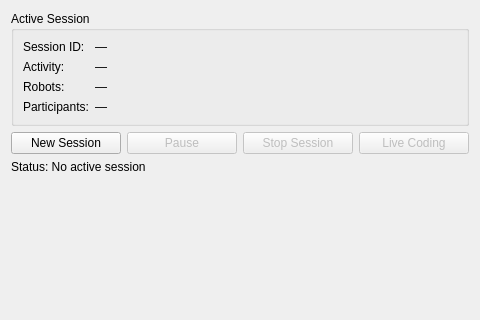
Above: src/gui/ui/session_panel.ui from techandpeople/SoftEdIBO before the change. Below: the same form after it.
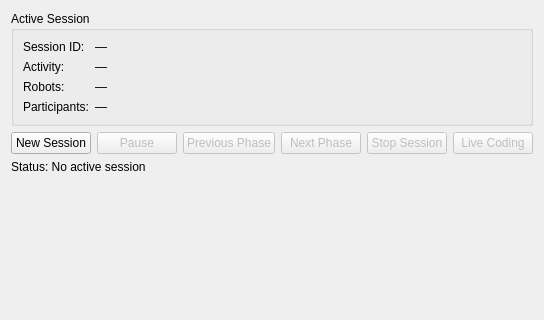
That is the form after the change.

What changed in the file:
```diff
--- a/src/gui/ui/session_panel.ui
+++ b/src/gui/ui/session_panel.ui
@@ -69,6 +69,20 @@
        <property name="enabled"><bool>false</bool></property>
       </widget>
      </item>
+     <item>
+      <widget class="QPushButton" name="prev_phase_btn">
+       <property name="whatsThis"><string>Rewind the running behaviour to its previous phase (e.g. phase 2 → phase 1). Only available for scripted study behaviours that have phases; disabled while on the first phase.</string></property>
+       <property name="text"><string>Previous Phase</string></property>
+       <property name="enabled"><bool>false</bool></property>
+      </widget>
+     </item>
+     <item>
+      <widget class="QPushButton" name="next_phase_btn">
+       <property name="whatsThis"><string>Skip the timer and move the running behaviour straight to its next phase now (e.g. phase 1 → phase 2). Only available for scripted study behaviours that have phases; disabled once the last phase is reached.</string></property>
+       <property name="text"><string>Next Phase</string></property>
+       <property name="enabled"><bool>false</bool></property>
+      </widget>
+     </item>
      <item>
       <widget class="QPushButton" name="stop_btn">
        <property name="whatsThis"><string>End the session, deflate the chambers and save the recorded data. The session is then available in the Data tab.</string></property>
```
